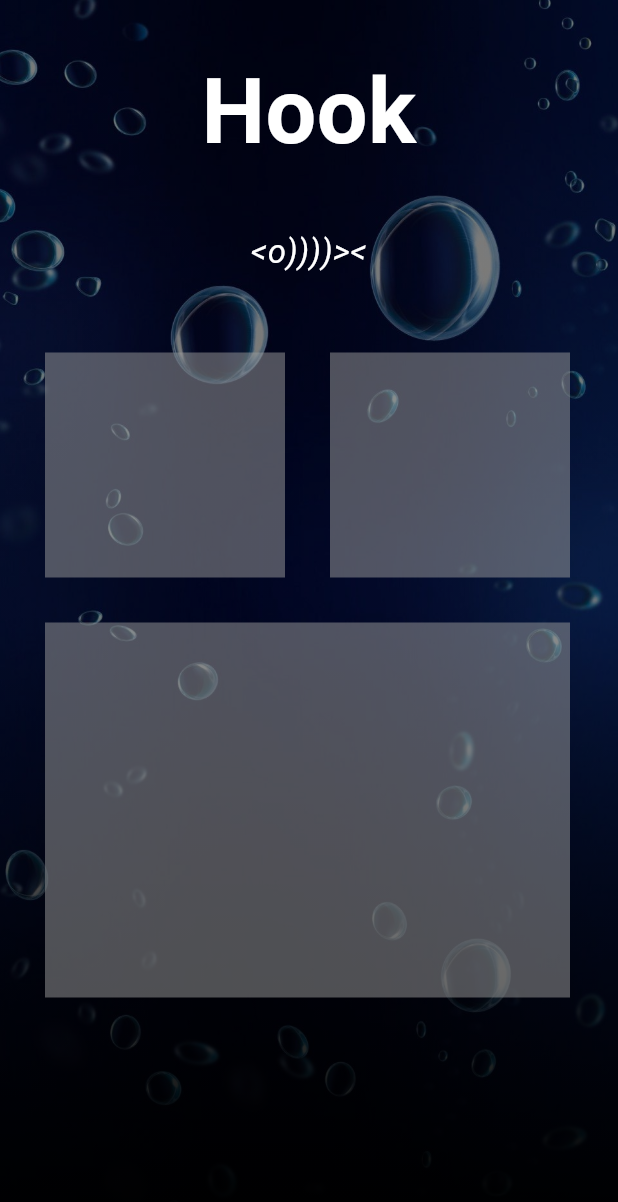
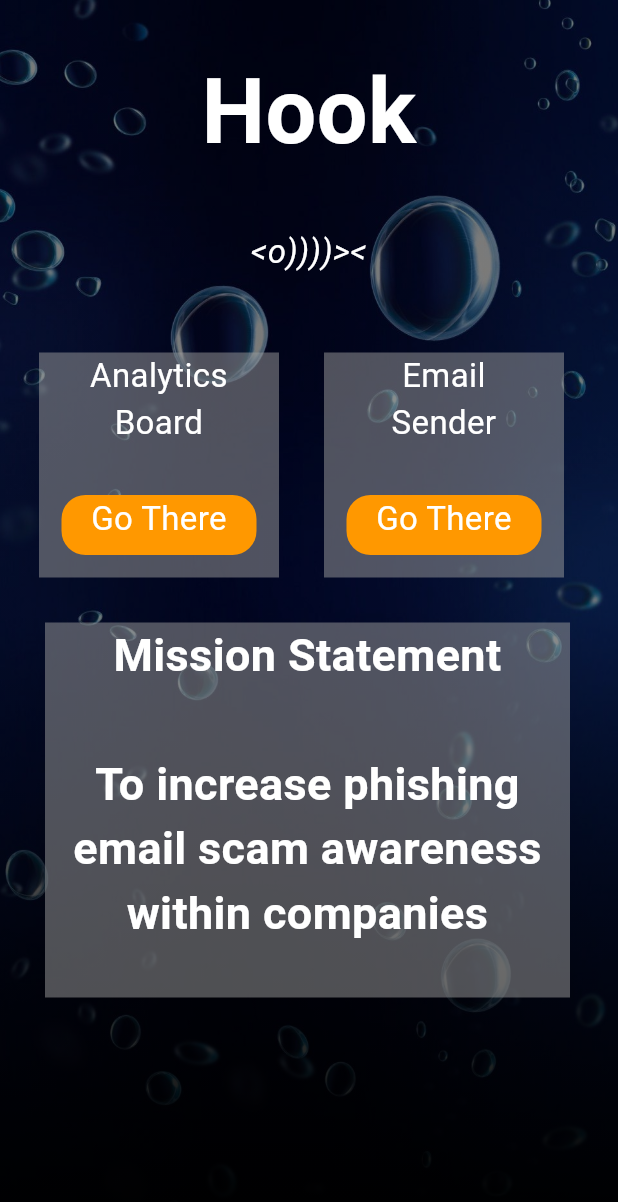
Before and after one commit to st8farmfromjake/hook, a Flutter app: the MainPage screen opened directly, on a phone screen of 412 x 824 dp. Shown: the top 1202 px of the screen. Run offline on Flutter 3.47's test engine with Material 3 defaults, Android fonts, the phone set to English and light mode, and no system bars; our stand-ins replace firebase_auth, firebase_core; missing offline and left inert: mailer; accounts and stored records are empty; generated files the repository leaves out were written again; network calls fail.

Commit message:
Main Page

```diff
--- a/lib/pages/auth_page.dart
+++ b/lib/pages/auth_page.dart
@@ -2,7 +2,6 @@ import 'package:firebase_auth/firebase_auth.dart';
 import 'package:flutter/material.dart';
 import 'package:hook/pages/home_page.dart';
 import 'package:hook/pages/login_or_register.dart';
-import 'package:hook/pages/main_page.dart';
 
 class AuthPage extends StatelessWidget {
   const AuthPage({super.key});
@@ -15,7 +14,7 @@ class AuthPage extends StatelessWidget {
         builder: (context, snapshot) {
           if (snapshot.hasData) {
             //Not yet made
-            return MainPage();
+            return HomePage();
           } else {
             return LoginOrRegisterPage();
           }
--- a/lib/pages/main_page.dart
+++ b/lib/pages/main_page.dart
@@ -35,24 +35,60 @@ class MainPage extends StatelessWidget {
                     ),
                   ),
                 ),
-                Row(
+                Stack(
                   children: [
                     Container(
                       height: 150,
                       width: 160,
-                      margin: const EdgeInsets.only(top:50,right:30,left:30),
+                      margin: const EdgeInsets.only(top:50,right:20,left:200),
                       decoration: BoxDecoration(
                         color: Colors.grey.withOpacity(0.5)
+                      ),
+                      child   : const Text(
+                        'Email\nSender',
+                        style: kBodyText,
+                        textAlign: TextAlign.center,
                       )
                     ),
                     Container(
                       height: 150,
                       width: 160,
-                      margin: const EdgeInsets.only(top:50,right:20),
+                      margin: const EdgeInsets.only(top:50,right:100, left:10),
                       decoration: BoxDecoration(
                         color: Colors.grey.withOpacity(0.5),
+                      ),
+                      child   : const Text(
+                        'Analytics\nBoard',
+                        style: kBodyText,
+                        textAlign: TextAlign.center,
                       )
                     ),
+                    Container(
+                      width: 130,
+                      height: 40,
+                      margin: const EdgeInsets.only(top:145,right:100, left:25),
+                      decoration: BoxDecoration(
+                        color: Colors.orange,
+                        borderRadius: BorderRadius.circular(16)),
+                      child   : const Text(
+                        'Go There',
+                        style: kBodyText,
+                        textAlign: TextAlign.center,
+                      )
+                    ),
+                    Container(
+                      width: 130,
+                      height: 40,
+                      margin: const EdgeInsets.only(top:145,right:30, left:215),
+                      decoration: BoxDecoration(
+                        color: Colors.orange,
+                        borderRadius: BorderRadius.circular(16)),
+                      child   : const Text(
+                        'Go There',
+                        style: kBodyText,
+                        textAlign: TextAlign.center,
+                      )
+                    )
                   ]
                 ),
                 Row(
@@ -64,14 +100,19 @@ class MainPage extends StatelessWidget {
                       decoration: BoxDecoration(
                         color: Colors.grey.withOpacity(0.5),
                       ),
-
+                      child   : const Text(
+                        'Mission Statement\n\nTo increase phishing email scam awareness within companies',
+                        style: kSubHeading,
+                        textAlign: TextAlign.center,
+                      )
                     ),
                   ]
                 )
               ]
             )
           ),
-          )
+        ),
+
       ]
     );
   }
--- a/lib/palette.dart
+++ b/lib/palette.dart
@@ -17,3 +17,9 @@ const TextStyle kBodyFish = TextStyle(
   fontStyle: FontStyle.italic,
   color: Colors.white,
 );
+
+const TextStyle kSubHeading = TextStyle(
+  fontSize: 30,
+  fontWeight: FontWeight.bold,
+  color: Colors.white,
+);
```
